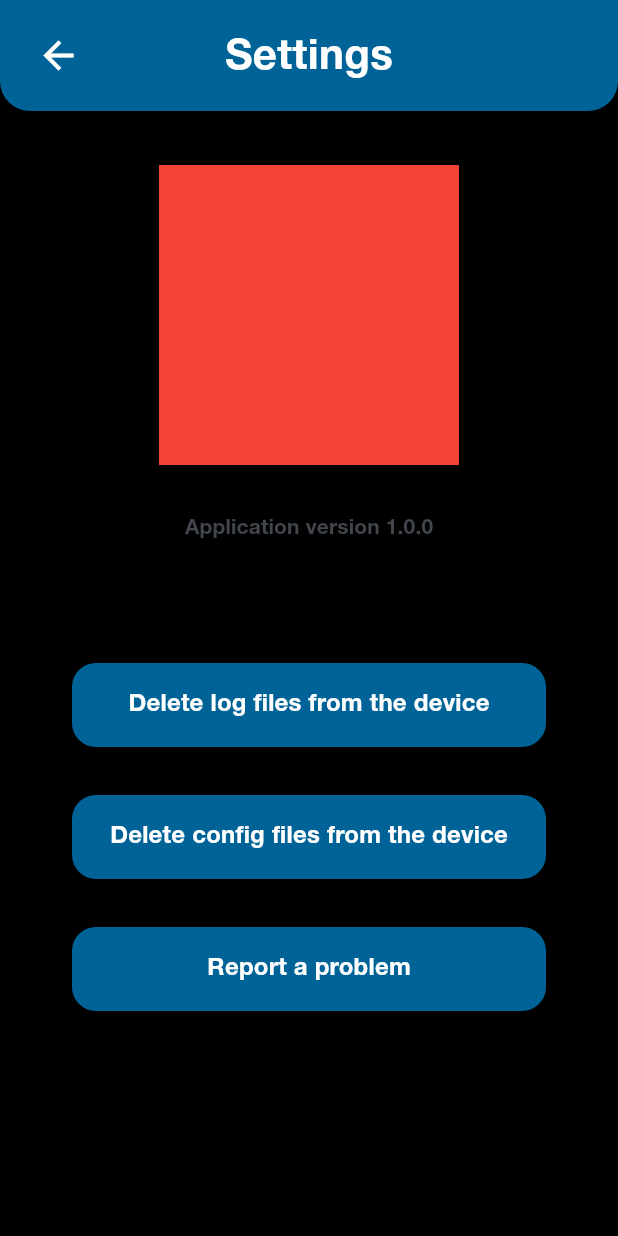
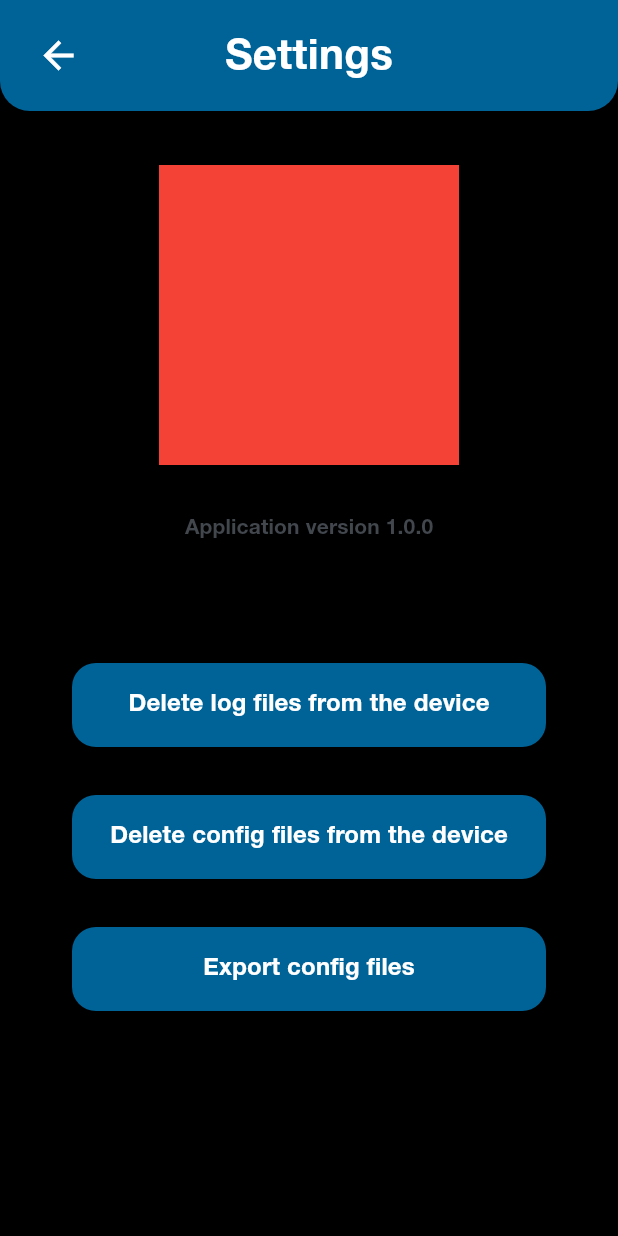
Before and after one commit to Zyksel/scanera, a Flutter app: the SettingsScreen screen opened by its route, on a phone screen of 412 x 824 dp. Run offline on Flutter 3.47's test engine with Material 2 defaults, Android fonts, the phone set to English and light mode, and no system bars; drawn by our look-alikes of auto_size_text, figma_squircle; our stand-ins replace bloc, dropdown_button2, equatable, flutter_bloc, flutter_blue_plus, get_it and 4 more; missing offline and left inert: json_view, wifi_hunter; generated files the repository leaves out were written again.

Commit message:
export button, files naming changed, file list UI improvement

```diff
--- a/lib/l10n/app_en.arb
+++ b/lib/l10n/app_en.arb
@@ -65,7 +65,7 @@
     "sensorsModeZ": "z",
     "settingsButtonDeleteLogs": "Delete log files from the device",
     "settingsButtonDeleteConfigs": "Delete config files from the device",
-    "settingsButtonReport": "Report a problem",
+    "settingsButtonExport": "Export config files",
     "settingsDialogLabel": "Erase files",
     "settingsDialogLogContent": "Are you sure that you want to erase all log files from device?",
     "settingsDialogConfigContent": "Are you sure that you want to erase all configuration files from device?",
--- a/lib/manager/files_manager.dart
+++ b/lib/manager/files_manager.dart
@@ -21,7 +21,7 @@ class FileManager {
     final logsPath = '${directory.path}/logs';
 
     final logFileName =
-        'log_${scanType}_${DateTime.now().toIso8601String()}.json';
+        'log_${scanType}_${DateTime.now().millisecondsSinceEpoch}.json';
 
     final File file =
         await File('$logsPath/$logFileName').create(recursive: true);
@@ -75,7 +75,7 @@ class FileManager {
     final configsPath = '${directory.path}/configs';
 
     final configFileName =
-        'config_${model.name}_${DateTime.now().toIso8601String()}.json';
+        'config_${model.name}_${DateTime.now().millisecondsSinceEpoch}.json';
 
     final File file =
         await File('$configsPath/$configFileName').create(recursive: true);
--- a/lib/screen/settings/settings_screen.dart
+++ b/lib/screen/settings/settings_screen.dart
@@ -86,7 +86,7 @@ class _SettingsScreenState extends State<SettingsScreen> {
                   ),
                   Button.primary(
                     context: context,
-                    text: AppLocalizations.of(context).settingsButtonReport,
+                    text: AppLocalizations.of(context).settingsButtonExport,
                     isExpanded: true,
                     onPressed: saveFileTest,
                   ),
```
Also changed, not shown: lib/screen/configuration/configuration_screen.dart (+17 -8 lines), lib/screen/logs/logs_screen.dart (+17 -8 lines).
